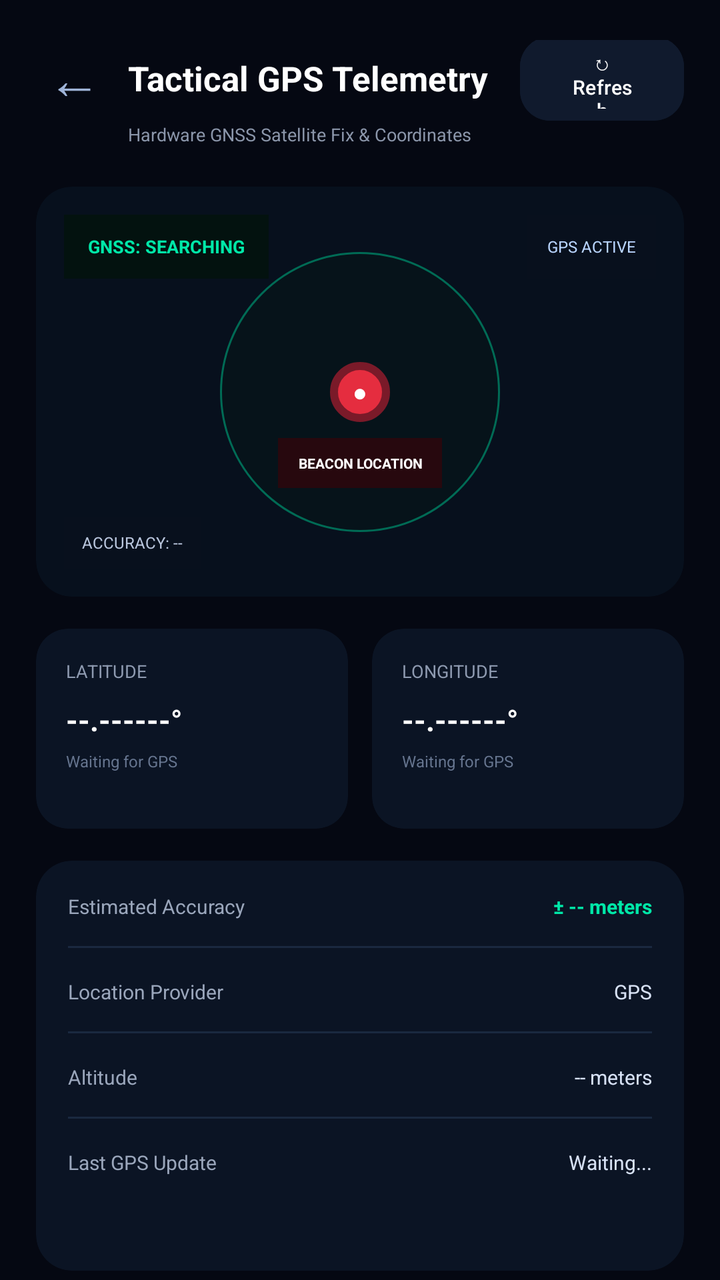
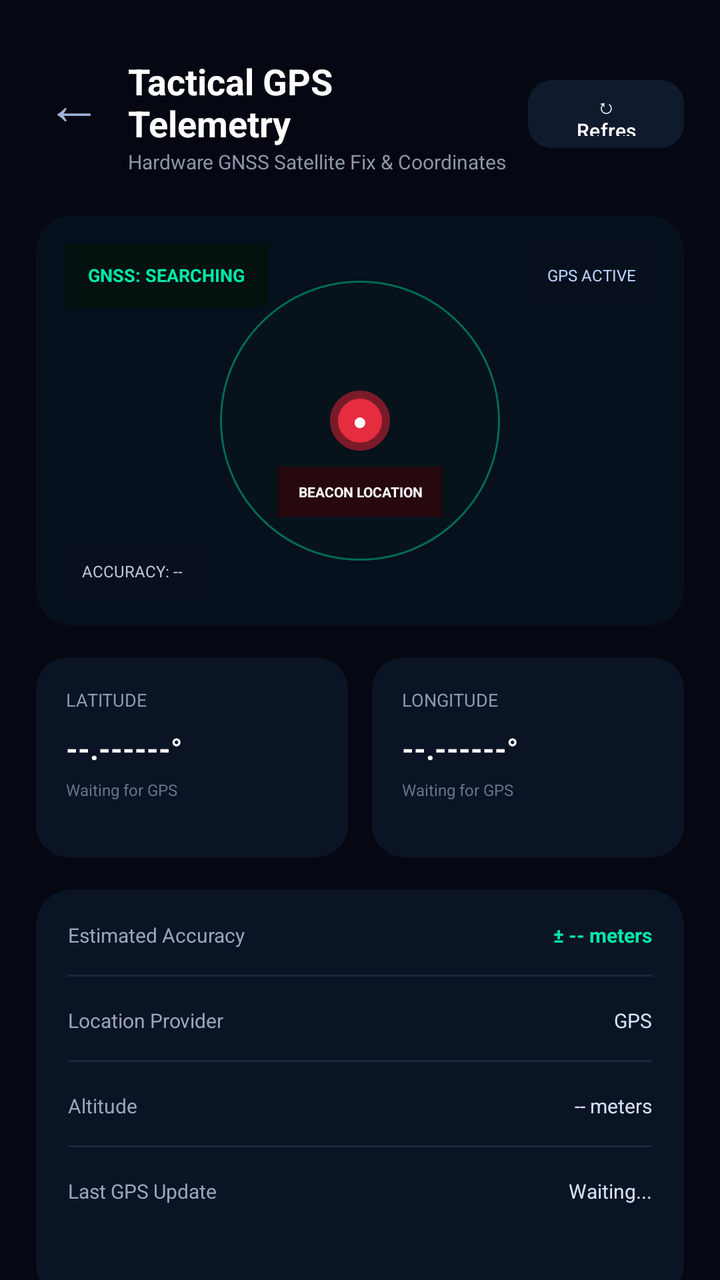

The first picture is an Android layout as it rendered before a commit; the second is the same layout after the commit. The layout source and the unified diff follow.
<!-- AndroidManifest.xml: application theme Theme._24012011230_KhaneshaHimadri_Assignment1_MAD -->
<!-- res/layout/activity_gps.xml -->
<?xml version="1.0" encoding="utf-8"?>
<androidx.core.widget.NestedScrollView
    xmlns:android="http://schemas.android.com/apk/res/android"
    xmlns:app="http://schemas.android.com/apk/res-auto"
    xmlns:tools="http://schemas.android.com/tools"
    android:layout_width="match_parent"
    android:layout_height="match_parent"
    android:background="#050812"
    android:fillViewport="true">

    <androidx.constraintlayout.widget.ConstraintLayout
        android:layout_width="match_parent"
        android:layout_height="wrap_content"
        android:paddingStart="18dp"
        android:paddingTop="20dp"
        android:paddingEnd="18dp"
        android:paddingBottom="25dp">


        
        
        

        <TextView
            android:id="@+id/tvBack"
            android:layout_width="38dp"
            android:layout_height="38dp"
            android:gravity="center"
            android:text="←"
            android:textColor="#9FB4D8"
            android:textSize="27sp"
            app:layout_constraintStart_toStartOf="parent"
            app:layout_constraintTop_toTopOf="parent" />


        <TextView
            android:id="@+id/tvGpsTitle"
            android:layout_width="0dp"
            android:layout_height="wrap_content"
            android:layout_marginStart="8dp"
            android:layout_marginEnd="8dp"
            android:text="Tactical GPS Telemetry"
            android:textColor="#FFFFFF"
            android:textSize="17sp"
            android:textStyle="bold"
            app:layout_constraintBottom_toBottomOf="@id/tvBack"
            app:layout_constraintEnd_toStartOf="@id/btnRefresh"
            app:layout_constraintStart_toEndOf="@id/tvBack"
            app:layout_constraintTop_toTopOf="@id/tvBack" />


        <Button
            android:id="@+id/btnRefresh"
            android:layout_width="82dp"
            android:layout_height="50dp"
            android:backgroundTint="#101A2D"
            android:minHeight="0dp"
            android:minWidth="0dp"
            android:text="↻ Refresh"
            android:textAllCaps="false"
            android:textColor="#FFFFFF"
            android:textSize="10sp"
            app:cornerRadius="15dp"
            app:layout_constraintBottom_toBottomOf="@id/tvBack"
            app:layout_constraintEnd_toEndOf="parent"
            app:layout_constraintTop_toTopOf="@id/tvBack" />


        <TextView
            android:id="@+id/tvGpsSubtitle"
            android:layout_width="0dp"
            android:layout_height="wrap_content"
            android:layout_marginStart="46dp"
            android:layout_marginTop="3dp"
            android:text="Hardware GNSS Satellite Fix &amp; Coordinates"
            android:textColor="#8B96AA"
            android:textSize="9sp"
            app:layout_constraintEnd_toEndOf="parent"
            app:layout_constraintStart_toStartOf="parent"
            app:layout_constraintTop_toBottomOf="@id/tvBack" />


        
        
        

        <androidx.cardview.widget.CardView
            android:id="@+id/gpsStatusCard"
            android:layout_width="0dp"
            android:layout_height="205dp"
            android:layout_marginTop="20dp"
            app:cardBackgroundColor="#07101D"
            app:cardCornerRadius="18dp"
            app:cardElevation="0dp"
            app:layout_constraintEnd_toEndOf="parent"
            app:layout_constraintStart_toStartOf="parent"
            app:layout_constraintTop_toBottomOf="@id/tvGpsSubtitle">

            <androidx.constraintlayout.widget.ConstraintLayout
                android:layout_width="match_parent"
                android:layout_height="match_parent"
                android:padding="14dp">


                

                <TextView
                    android:id="@+id/tvGpsStatus"
                    android:layout_width="wrap_content"
                    android:layout_height="32dp"
                    android:background="#03120F"
                    android:gravity="center"
                    android:paddingStart="12dp"
                    android:paddingEnd="12dp"
                    android:text="GNSS: SEARCHING"
                    android:textColor="#00E8A8"
                    android:textSize="9sp"
                    android:textStyle="bold"
                    app:layout_constraintStart_toStartOf="parent"
                    app:layout_constraintTop_toTopOf="parent" />


                

                <TextView
                    android:id="@+id/tvSatelliteStatus"
                    android:layout_width="wrap_content"
                    android:layout_height="32dp"
                    android:background="#08101D"
                    android:gravity="center"
                    android:paddingStart="10dp"
                    android:paddingEnd="10dp"
                    android:text="GPS ACTIVE"
                    android:textColor="#B9D5FF"
                    android:textSize="8sp"
                    app:layout_constraintEnd_toEndOf="parent"
                    app:layout_constraintTop_toTopOf="parent" />


                

                <TextView
                    android:id="@+id/radarOuter"
                    android:layout_width="140dp"
                    android:layout_height="140dp"
                    android:background="@drawable/bg_gps_radar"
                    android:gravity="center"
                    android:text=""
                    app:layout_constraintBottom_toBottomOf="parent"
                    app:layout_constraintEnd_toEndOf="parent"
                    app:layout_constraintStart_toStartOf="parent"
                    app:layout_constraintTop_toTopOf="parent" />


                

                <TextView
                    android:id="@+id/tvLocationDot"
                    android:layout_width="30dp"
                    android:layout_height="30dp"
                    android:background="@drawable/bg_location_dot"
                    android:gravity="center"
                    android:text="●"
                    android:textColor="#FFFFFF"
                    android:textSize="12sp"
                    app:layout_constraintBottom_toBottomOf="@id/radarOuter"
                    app:layout_constraintEnd_toEndOf="@id/radarOuter"
                    app:layout_constraintStart_toStartOf="@id/radarOuter"
                    app:layout_constraintTop_toTopOf="@id/radarOuter" />


                <TextView
                    android:id="@+id/tvBeaconLocation"
                    android:layout_width="wrap_content"
                    android:layout_height="25dp"
                    android:layout_marginTop="8dp"
                    android:background="#27080E"
                    android:gravity="center"
                    android:paddingStart="10dp"
                    android:paddingEnd="10dp"
                    android:text="BEACON LOCATION"
                    android:textColor="#FFFFFF"
                    android:textSize="7sp"
                    android:textStyle="bold"
                    app:layout_constraintEnd_toEndOf="@id/radarOuter"
                    app:layout_constraintStart_toStartOf="@id/radarOuter"
                    app:layout_constraintTop_toBottomOf="@id/tvLocationDot" />


                <TextView
                    android:id="@+id/tvRadarAccuracy"
                    android:layout_width="wrap_content"
                    android:layout_height="26dp"
                    android:background="#08101D"
                    android:gravity="center"
                    android:paddingStart="9dp"
                    android:paddingEnd="9dp"
                    android:text="ACCURACY: --"
                    android:textColor="#B9C6DD"
                    android:textSize="8sp"
                    app:layout_constraintBottom_toBottomOf="parent"
                    app:layout_constraintStart_toStartOf="parent" />

            </androidx.constraintlayout.widget.ConstraintLayout>

        </androidx.cardview.widget.CardView>


        
        
        

        <androidx.cardview.widget.CardView
            android:id="@+id/cardLatitude"
            android:layout_width="0dp"
            android:layout_height="100dp"
            android:layout_marginTop="16dp"
            android:layout_marginEnd="6dp"
            app:cardBackgroundColor="#0B1424"
            app:cardCornerRadius="16dp"
            app:cardElevation="0dp"
            app:layout_constraintEnd_toStartOf="@id/cardLongitude"
            app:layout_constraintHorizontal_weight="1"
            app:layout_constraintStart_toStartOf="parent"
            app:layout_constraintTop_toBottomOf="@id/gpsStatusCard">

            <androidx.constraintlayout.widget.ConstraintLayout
                android:layout_width="match_parent"
                android:layout_height="match_parent"
                android:padding="15dp">

                <TextView
                    android:id="@+id/tvLatitudeLabel"
                    android:layout_width="wrap_content"
                    android:layout_height="wrap_content"
                    android:text="LATITUDE"
                    android:textColor="#8E9AB0"
                    android:textSize="9sp"
                    app:layout_constraintStart_toStartOf="parent"
                    app:layout_constraintTop_toTopOf="parent" />

                <TextView
                    android:id="@+id/tvLatitude"
                    android:layout_width="0dp"
                    android:layout_height="wrap_content"
                    android:layout_marginTop="8dp"
                    android:text="--.------°"
                    android:textColor="#FFFFFF"
                    android:textSize="15sp"
                    android:textStyle="bold"
                    app:layout_constraintEnd_toEndOf="parent"
                    app:layout_constraintStart_toStartOf="parent"
                    app:layout_constraintTop_toBottomOf="@id/tvLatitudeLabel" />

                <TextView
                    android:id="@+id/tvLatitudeDirection"
                    android:layout_width="wrap_content"
                    android:layout_height="wrap_content"
                    android:layout_marginTop="5dp"
                    android:text="Waiting for GPS"
                    android:textColor="#66758F"
                    android:textSize="8sp"
                    app:layout_constraintStart_toStartOf="parent"
                    app:layout_constraintTop_toBottomOf="@id/tvLatitude" />

            </androidx.constraintlayout.widget.ConstraintLayout>

        </androidx.cardview.widget.CardView>


        
        
        

        <androidx.cardview.widget.CardView
            android:id="@+id/cardLongitude"
            android:layout_width="0dp"
            android:layout_height="100dp"
            android:layout_marginStart="6dp"
            app:cardBackgroundColor="#0B1424"
            app:cardCornerRadius="16dp"
            app:cardElevation="0dp"
            app:layout_constraintEnd_toEndOf="parent"
            app:layout_constraintHorizontal_weight="1"
            app:layout_constraintStart_toEndOf="@id/cardLatitude"
            app:layout_constraintTop_toTopOf="@id/cardLatitude">

            <androidx.constraintlayout.widget.ConstraintLayout
                android:layout_width="match_parent"
                android:layout_height="match_parent"
                android:padding="15dp">

                <TextView
                    android:id="@+id/tvLongitudeLabel"
                    android:layout_width="wrap_content"
                    android:layout_height="wrap_content"
                    android:text="LONGITUDE"
                    android:textColor="#8E9AB0"
                    android:textSize="9sp"
                    app:layout_constraintStart_toStartOf="parent"
                    app:layout_constraintTop_toTopOf="parent" />

                <TextView
                    android:id="@+id/tvLongitude"
                    android:layout_width="0dp"
                    android:layout_height="wrap_content"
                    android:layout_marginTop="8dp"
                    android:text="--.------°"
                    android:textColor="#FFFFFF"
                    android:textSize="15sp"
                    android:textStyle="bold"
                    app:layout_constraintEnd_toEndOf="parent"
                    app:layout_constraintStart_toStartOf="parent"
                    app:layout_constraintTop_toBottomOf="@id/tvLongitudeLabel" />

                <TextView
                    android:id="@+id/tvLongitudeDirection"
                    android:layout_width="wrap_content"
                    android:layout_height="wrap_content"
                    android:layout_marginTop="5dp"
                    android:text="Waiting for GPS"
                    android:textColor="#66758F"
                    android:textSize="8sp"
                    app:layout_constraintStart_toStartOf="parent"
                    app:layout_constraintTop_toBottomOf="@id/tvLongitude" />

            </androidx.constraintlayout.widget.ConstraintLayout>

        </androidx.cardview.widget.CardView>


        
        
        

        <TextView
            android:id="@+id/tvCoordinatesTitle"
            android:layout_width="1dp"
            android:layout_height="1dp"
            android:visibility="gone"
            tools:ignore="MissingConstraints" />

        <androidx.cardview.widget.CardView
            android:id="@+id/coordinatesCard"
            android:layout_width="1dp"
            android:layout_height="1dp"
            android:visibility="gone"
            tools:ignore="MissingConstraints">

            <TextView
                android:id="@+id/tvCoordinates"
                android:layout_width="1dp"
                android:layout_height="1dp"
                android:visibility="gone" />

        </androidx.cardview.widget.CardView>


        
        
        

        <androidx.cardview.widget.CardView
            android:id="@+id/cardTelemetry"
            android:layout_width="0dp"
            android:layout_height="205dp"
            android:layout_marginTop="16dp"
            app:cardBackgroundColor="#0B1424"
            app:cardCornerRadius="18dp"
            app:cardElevation="0dp"
            app:layout_constraintEnd_toEndOf="parent"
            app:layout_constraintStart_toStartOf="parent"
            app:layout_constraintTop_toBottomOf="@id/cardLatitude">

            <androidx.constraintlayout.widget.ConstraintLayout
                android:layout_width="match_parent"
                android:layout_height="match_parent"
                android:padding="16dp">


                

                <TextView
                    android:id="@+id/tvAccuracyLabel"
                    android:layout_width="wrap_content"
                    android:layout_height="wrap_content"
                    android:text="Estimated Accuracy"
                    android:textColor="#9AA6BB"
                    android:textSize="10sp"
                    app:layout_constraintStart_toStartOf="parent"
                    app:layout_constraintTop_toTopOf="parent" />

                <TextView
                    android:id="@+id/tvAccuracy"
                    android:layout_width="wrap_content"
                    android:layout_height="wrap_content"
                    android:text="± -- meters"
                    android:textColor="#00E8A8"
                    android:textSize="10sp"
                    android:textStyle="bold"
                    app:layout_constraintEnd_toEndOf="parent"
                    app:layout_constraintTop_toTopOf="parent" />


                <View
                    android:id="@+id/divider1"
                    android:layout_width="0dp"
                    android:layout_height="1dp"
                    android:layout_marginTop="13dp"
                    android:background="#1A2940"
                    app:layout_constraintEnd_toEndOf="parent"
                    app:layout_constraintStart_toStartOf="parent"
                    app:layout_constraintTop_toBottomOf="@id/tvAccuracyLabel" />


                

                <TextView
                    android:id="@+id/tvProviderLabel"
                    android:layout_width="wrap_content"
                    android:layout_height="wrap_content"
                    android:layout_marginTop="15dp"
                    android:text="Location Provider"
                    android:textColor="#9AA6BB"
                    android:textSize="10sp"
                    app:layout_constraintStart_toStartOf="parent"
                    app:layout_constraintTop_toBottomOf="@id/divider1" />

                <TextView
                    android:id="@+id/tvProvider"
                    android:layout_width="wrap_content"
                    android:layout_height="wrap_content"
                    android:text="GPS"
                    android:textColor="#D7E1F4"
                    android:textSize="10sp"
                    app:layout_constraintEnd_toEndOf="parent"
                    app:layout_constraintTop_toTopOf="@id/tvProviderLabel" />


                <View
                    android:id="@+id/divider2"
                    android:layout_width="0dp"
                    android:layout_height="1dp"
                    android:layout_marginTop="13dp"
                    android:background="#1A2940"
                    app:layout_constraintEnd_toEndOf="parent"
                    app:layout_constraintStart_toStartOf="parent"
                    app:layout_constraintTop_toBottomOf="@id/tvProviderLabel" />


                

                <TextView
                    android:id="@+id/tvAltitudeLabel"
                    android:layout_width="wrap_content"
                    android:layout_height="wrap_content"
                    android:layout_marginTop="15dp"
                    android:text="Altitude"
                    android:textColor="#9AA6BB"
                    android:textSize="10sp"
                    app:layout_constraintStart_toStartOf="parent"
                    app:layout_constraintTop_toBottomOf="@id/divider2" />

                <TextView
                    android:id="@+id/tvAltitude"
                    android:layout_width="wrap_content"
                    android:layout_height="wrap_content"
                    android:text="-- meters"
                    android:textColor="#D7E1F4"
                    android:textSize="10sp"
                    app:layout_constraintEnd_toEndOf="parent"
                    app:layout_constraintTop_toTopOf="@id/tvAltitudeLabel" />


                <View
                    android:id="@+id/divider3"
                    android:layout_width="0dp"
                    android:layout_height="1dp"
                    android:layout_marginTop="13dp"
                    android:background="#1A2940"
                    app:layout_constraintEnd_toEndOf="parent"
                    app:layout_constraintStart_toStartOf="parent"
                    app:layout_constraintTop_toBottomOf="@id/tvAltitudeLabel" />


                

                <TextView
                    android:id="@+id/tvLastPollingLabel"
                    android:layout_width="wrap_content"
                    android:layout_height="wrap_content"
                    android:layout_marginTop="15dp"
                    android:text="Last GPS Update"
                    android:textColor="#9AA6BB"
                    android:textSize="10sp"
                    app:layout_constraintStart_toStartOf="parent"
                    app:layout_constraintTop_toBottomOf="@id/divider3" />

                <TextView
                    android:id="@+id/tvLocationTime"
                    android:layout_width="wrap_content"
                    android:layout_height="wrap_content"
                    android:text="Waiting..."
                    android:textColor="#D7E1F4"
                    android:textSize="10sp"
                    app:layout_constraintEnd_toEndOf="parent"
                    app:layout_constraintTop_toTopOf="@id/tvLastPollingLabel" />

            </androidx.constraintlayout.widget.ConstraintLayout>

        </androidx.cardview.widget.CardView>


        
        
        

        <Button
            android:id="@+id/btnCopyCoordinates"
            android:layout_width="0dp"
            android:layout_height="50dp"
            android:layout_marginTop="18dp"
            android:layout_marginEnd="6dp"
            android:backgroundTint="#17243A"
            android:minHeight="0dp"
            android:text="Copy Coordinates"
            android:textAllCaps="false"
            android:textColor="#FFFFFF"
            android:textSize="10sp"
            app:cornerRadius="14dp"
            app:layout_constraintEnd_toStartOf="@id/btnOpenMaps"
            app:layout_constraintStart_toStartOf="parent"
            app:layout_constraintTop_toBottomOf="@id/cardTelemetry" />


        
        
        

        <Button
            android:id="@+id/btnOpenMaps"
            android:layout_width="0dp"
            android:layout_height="50dp"
            android:layout_marginStart="6dp"
            android:backgroundTint="#511393"
            android:minHeight="0dp"
            android:text="Open Web Map"
            android:textAllCaps="false"
            android:textColor="#FFFFFF"
            android:textSize="10sp"
            app:cornerRadius="14dp"
            app:layout_constraintEnd_toEndOf="parent"
            app:layout_constraintStart_toEndOf="@id/btnCopyCoordinates"
            app:layout_constraintTop_toTopOf="@id/btnCopyCoordinates" />


        

        <TextView
            android:id="@+id/tvInformation"
            android:layout_width="0dp"
            android:layout_height="wrap_content"
            android:layout_marginTop="18dp"
            android:gravity="center"
            android:text="GPS coordinates can work without mobile internet."
            android:textColor="#66758F"
            android:textSize="9sp"
            app:layout_constraintEnd_toEndOf="parent"
            app:layout_constraintStart_toStartOf="parent"
            app:layout_constraintTop_toBottomOf="@id/btnCopyCoordinates" />


    </androidx.constraintlayout.widget.ConstraintLayout>

</androidx.core.widget.NestedScrollView>
<!-- resources referenced by this layout -->
<resources>
  <!-- drawable bg_gps_radar (drawable) -->
  <?xml version="1.0" encoding="utf-8"?>
  <shape xmlns:android="http://schemas.android.com/apk/res/android"
      android:shape="oval">
  
      <solid android:color="#06131A" />
  
      <stroke
          android:width="1dp"
          android:color="#006B55" />
  
  </shape>
  <!-- drawable bg_location_dot (drawable) -->
  <?xml version="1.0" encoding="utf-8"?>
  <shape xmlns:android="http://schemas.android.com/apk/res/android"
      android:shape="oval">
  
      <solid android:color="#E52D3F" />
  
      <stroke
          android:width="4dp"
          android:color="#7A1A29" />
  
  </shape>
  <style name="Theme._24012011230_KhaneshaHimadri_Assignment1_MAD" parent="Base.Theme._24012011230_KhaneshaHimadri_Assignment1_MAD" />
  <style name="Base.Theme._24012011230_KhaneshaHimadri_Assignment1_MAD" parent="Theme.Material3.DayNight.NoActionBar">
          
          
      </style>
</resources>

<!-- the commit's change to res/layout/activity_gps.xml (unified diff, before → after) -->
@@ -25,10 +25,11 @@
             android:id="@+id/tvBack"
             android:layout_width="38dp"
             android:layout_height="38dp"
+            android:layout_marginTop="12dp"
             android:gravity="center"
             android:text="←"
             android:textColor="#9FB4D8"
-            android:textSize="27sp"
+            android:textSize="28sp"
             app:layout_constraintStart_toStartOf="parent"
             app:layout_constraintTop_toTopOf="parent" />
 
@@ -38,10 +39,10 @@
             android:layout_width="0dp"
             android:layout_height="wrap_content"
             android:layout_marginStart="8dp"
-            android:layout_marginEnd="8dp"
+            android:layout_marginEnd="14dp"
             android:text="Tactical GPS Telemetry"
             android:textColor="#FFFFFF"
-            android:textSize="17sp"
+            android:textSize="18sp"
             android:textStyle="bold"
             app:layout_constraintBottom_toBottomOf="@id/tvBack"
             app:layout_constraintEnd_toStartOf="@id/btnRefresh"
@@ -51,8 +52,9 @@
 
         <Button
             android:id="@+id/btnRefresh"
-            android:layout_width="82dp"
-            android:layout_height="50dp"
+            android:layout_width="78dp"
+            android:layout_height="42dp"
+            android:layout_marginTop="12dp"
             android:backgroundTint="#101A2D"
             android:minHeight="0dp"
             android:minWidth="0dp"
@@ -60,7 +62,7 @@
             android:textAllCaps="false"
             android:textColor="#FFFFFF"
             android:textSize="10sp"
-            app:cornerRadius="15dp"
+            app:cornerRadius="12dp"
             app:layout_constraintBottom_toBottomOf="@id/tvBack"
             app:layout_constraintEnd_toEndOf="parent"
             app:layout_constraintTop_toTopOf="@id/tvBack" />
@@ -71,10 +73,10 @@
             android:layout_width="0dp"
             android:layout_height="wrap_content"
             android:layout_marginStart="46dp"
-            android:layout_marginTop="3dp"
+            android:layout_marginTop="4dp"
             android:text="Hardware GNSS Satellite Fix &amp; Coordinates"
             android:textColor="#8B96AA"
-            android:textSize="9sp"
+            android:textSize="10sp"
             app:layout_constraintEnd_toEndOf="parent"
             app:layout_constraintStart_toStartOf="parent"
             app:layout_constraintTop_toBottomOf="@id/tvBack" />
